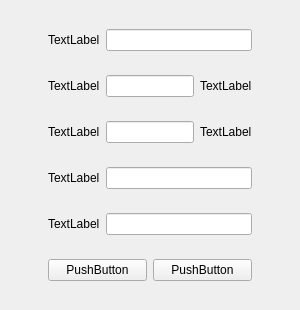
First picture: the form in result.ui, repository Deyu-Kong/BPPN, before the edit.
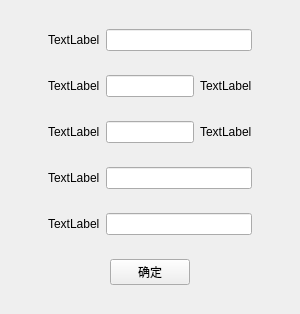
Second picture: the form after the edit. Icons and pictures are not drawn.

What changed in the file:
```diff
--- a/result.ui
+++ b/result.ui
@@ -132,19 +132,38 @@
        <widget class="QWidget" name="widget_6" native="true">
         <layout class="QHBoxLayout" name="horizontalLayout_6">
          <item>
-          <widget class="QPushButton" name="pushButton">
-           <property name="text">
-            <string>PushButton</string>
+          <spacer name="horizontalSpacer_3">
+           <property name="orientation">
+            <enum>Qt::Horizontal</enum>
            </property>
-          </widget>
+           <property name="sizeHint" stdset="0">
+            <size>
+             <width>40</width>
+             <height>20</height>
+            </size>
+           </property>
+          </spacer>
          </item>
          <item>
           <widget class="QPushButton" name="pushButton_2">
            <property name="text">
-            <string>PushButton</string>
+            <string>确定</string>
            </property>
           </widget>
          </item>
+         <item>
+          <spacer name="horizontalSpacer_4">
+           <property name="orientation">
+            <enum>Qt::Horizontal</enum>
+           </property>
+           <property name="sizeHint" stdset="0">
+            <size>
+             <width>40</width>
+             <height>20</height>
+            </size>
+           </property>
+          </spacer>
+         </item>
         </layout>
        </widget>
       </item>
```
